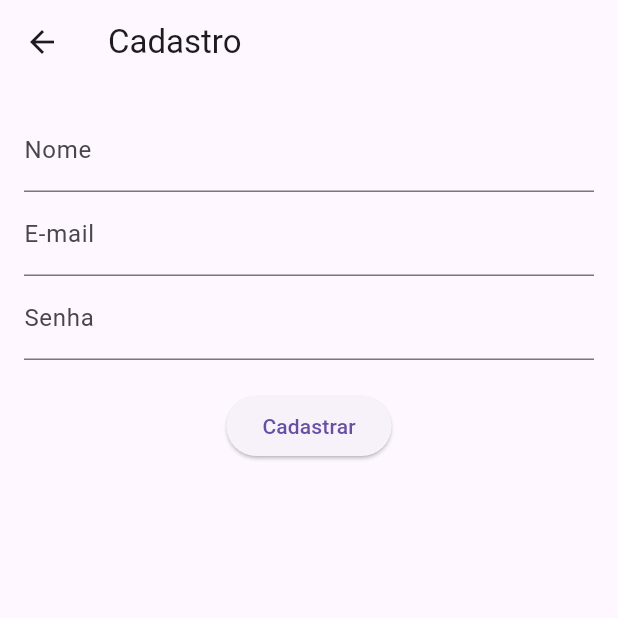
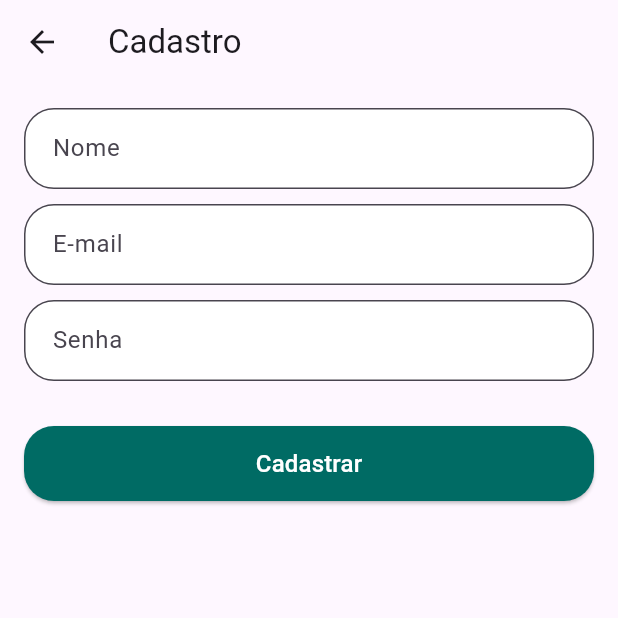
Before and after one commit to hugohvm25/connectfeso, a Flutter app: the screen it shows after launch, after a tap on "Cadastre-se", on a phone screen of 412 x 824 dp, the top half of it. Run offline on Flutter 3.47's test engine with Material 3 defaults, Android fonts, the phone set to English and light mode, and no system bars; our stand-ins replace firebase_auth, firebase_core, flutter_svg, google_sign_in, lottie; accounts and stored records are empty.

Commit message:
Atualização layout tela de redefinição de senha e cadastro

```diff
--- a/lib/main.dart
+++ b/lib/main.dart
@@ -45,6 +45,8 @@ void main() async {
 }
 
 class MyApp extends StatelessWidget {
+  const MyApp({super.key});
+
   @override
   Widget build(BuildContext context) {
     return MaterialApp(
--- a/lib/screens/register_screen.dart
+++ b/lib/screens/register_screen.dart
@@ -15,26 +15,50 @@ class _RegisterScreenState extends State<RegisterScreen> {
 
   Future<void> _register() async {
     try {
-      UserCredential userCredential = await _auth.createUserWithEmailAndPassword(
+      UserCredential userCredential = await _auth
+          .createUserWithEmailAndPassword(
         email: _emailController.text.trim(),
         password: _passwordController.text.trim(),
       );
 
       await userCredential.user?.updateDisplayName(_nameController.text.trim());
 
-      ScaffoldMessenger.of(context).showSnackBar(
-        SnackBar(content: Text('Cadastro realizado com sucesso!')),
-      );
+      // ScaffoldMessenger.of(context).showSnackBar(
+      //   SnackBar(content: Text('Cadastro realizado com sucesso!')),
+      //   _showAlertDialog('Cadastro realizado com sucesso!');
+      // );
+      _showAlertDialog('Cadastro realizado com sucesso!');
 
       Navigator.pushReplacement(
         context,
         MaterialPageRoute(builder: (context) => LoginScreen()),
       );
     } catch (e) {
-      ScaffoldMessenger.of(context).showSnackBar(
-        SnackBar(content: Text('Erro ao cadastrar: $e')),
-      );
+      _showAlertDialog('Erro ao cadastrar: $e');
+      // ScaffoldMessenger.of(context).showSnackBar(
+      //   SnackBar(content: Text('Erro ao cadastrar: $e')),
+      // );
     }
+  }
+
+  void _showAlertDialog(String message) {
+    showDialog(
+      context: context,
+      builder: (BuildContext context) {
+        return AlertDialog(
+          title: Text("Alerta"),
+          content: Text(message),
+          actions: <Widget>[
+            TextButton(
+              onPressed: () {
+                Navigator.of(context).pop();
+              },
+              child: Text("Fechar"),
+            ),
+          ],
+        );
+      },
+    );
   }
 
   @override
@@ -45,27 +69,57 @@ class _RegisterScreenState extends State<RegisterScreen> {
         padding: EdgeInsets.all(16),
         child: Column(
           children: [
-            TextField(
-              controller: _nameController,
-              decoration: InputDecoration(labelText: 'Nome'),
-            ),
-            TextField(
-              controller: _emailController,
-              decoration: InputDecoration(labelText: 'E-mail'),
-            ),
-            TextField(
-              controller: _passwordController,
-              decoration: InputDecoration(labelText: 'Senha'),
-              obscureText: true,
-            ),
+            _buildTextField("Nome", _nameController),
+            SizedBox(height: 10),
+
+            _buildTextField("E-mail", _emailController),
+            SizedBox(height: 10),
+
+            _buildTextField("Senha", _passwordController),
+            SizedBox(height: 10),
+
+
             SizedBox(height: 20),
-            ElevatedButton(
-              onPressed: _register,
-              child: Text('Cadastrar'),
-            ),
+            _buildLoginButton("Cadastrar", _register),
+            SizedBox(height: 10),
           ],
         ),
       ),
     );
   }
 }
+
+
+// caixa de texto
+Widget _buildTextField(String hint, TextEditingController controller,) {
+  return TextField(
+    controller: controller,
+    decoration: InputDecoration(
+      hintText: hint,
+      filled: true,
+      fillColor: Colors.white,
+      contentPadding: EdgeInsets.symmetric(horizontal: 15, vertical: 15),
+      border: OutlineInputBorder(
+        borderRadius: BorderRadius.circular(20),
+        borderSide: BorderSide(color: Colors.grey.shade400),
+      ),
+    ),
+  );
+}
+
+Widget _buildLoginButton(String text, VoidCallback onPressed) {
+  return ElevatedButton(
+    onPressed: onPressed,
+    style: ElevatedButton.styleFrom(
+      backgroundColor: Color(0xFF006B64),
+      minimumSize: Size(double.infinity, 50),
+      shape: RoundedRectangleBorder(
+        borderRadius: BorderRadius.circular(20),
+      ),
+    ),
+    child: Text(
+      text,
+      style: TextStyle(fontSize: 16, color: Colors.white),
+    ),
+  );
+}
```
Also changed, not shown: lib/screens/login_screen.dart (+5 -5 lines), lib/screens/resetpass_screen.dart (+67 -31 lines).
